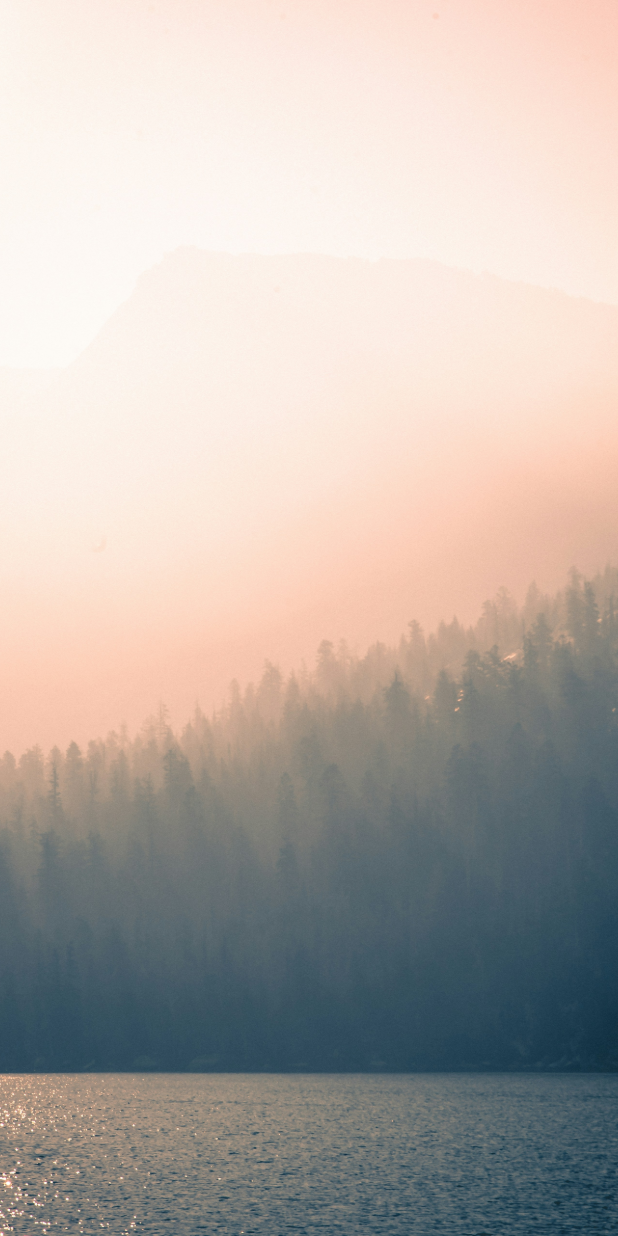
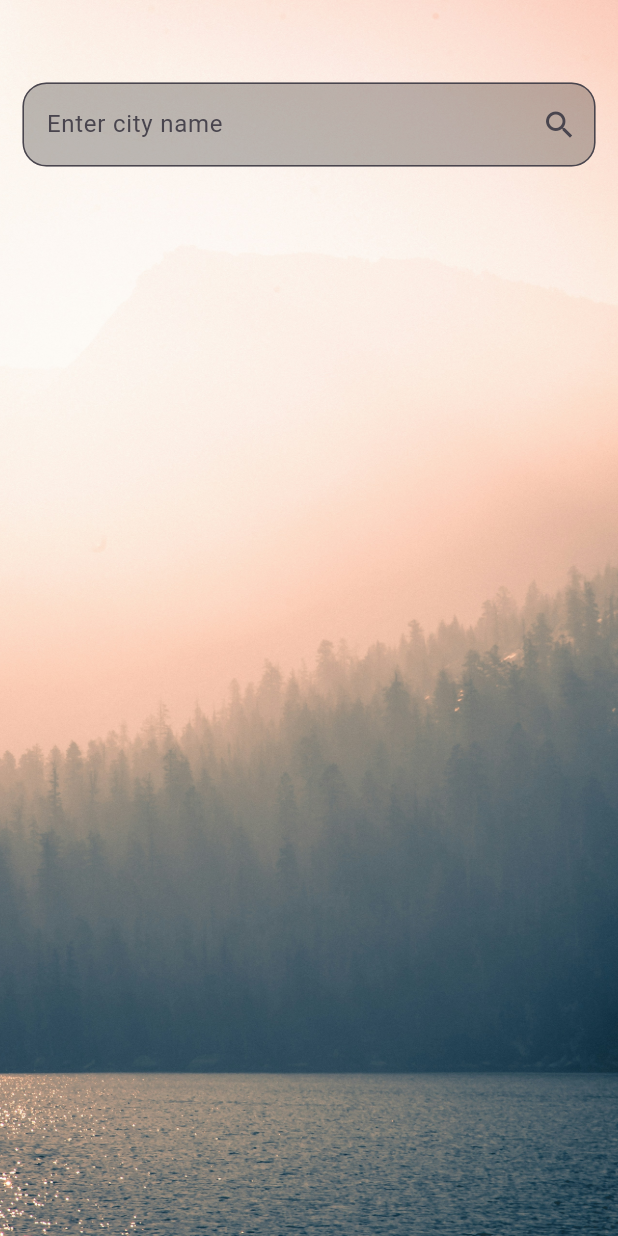
Before and after one commit to guptakaran11/Weather-Forecast-, a Flutter app: the screen it shows after launch, on a phone screen of 412 x 824 dp. Run offline on Flutter 3.47's test engine with Material 3 defaults, Android fonts, the phone set to English and light mode, and no system bars.

Commit message:
input field complete

```diff
--- a/lib/View/Screens/weather_page.dart
+++ b/lib/View/Screens/weather_page.dart
@@ -19,7 +19,35 @@ class _HomePageState extends State<WeatherPage> {
             width: double.infinity,
             height: double.infinity,
           ),
+          const Padding(
+            padding: EdgeInsets.all(15),
+            child: SingleChildScrollView(
+              child: Column(
+                children: [
+                  SizedBox(
+                    height: 40,
+                  ),
+                  TextField(
+                    decoration: InputDecoration(
+                      suffixIcon: Icon(
+                        Icons.search,
+                      ),
+                      filled: true,
+                      fillColor: Colors.black26,
+                      hintText: "Enter city name",
+                      border: OutlineInputBorder(
+                        borderRadius: BorderRadius.all(
+                          Radius.circular(16),
+                        ),
+                      ),
+                    ),
+                  ),
                 ],
-    ));
+              ),
+            ),
+          ),
+        ],
+      ),
+    );
   }
 }
```
Lines whose indentation alone changed are shown as unchanged.
